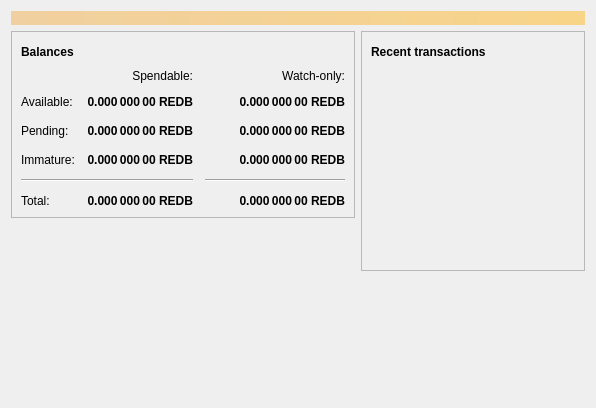
Before: the Qt Designer form src/qt/forms/overviewpage.ui in redblockdev/RedBlock, drawn with Qt 5.
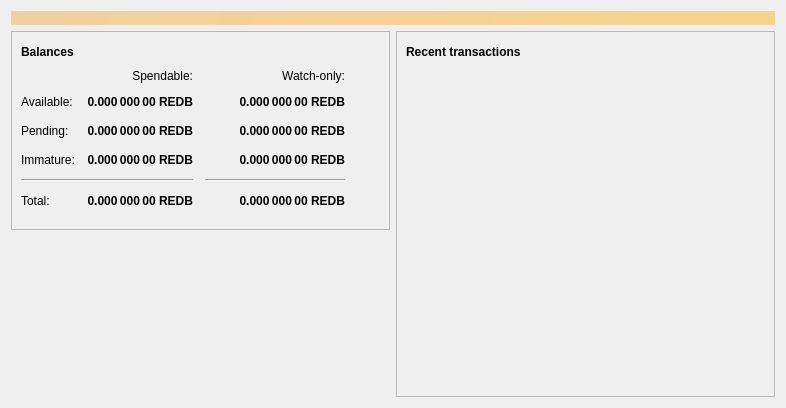
After: the same form once the commit is applied. Icons and pictures are not drawn.

Patch:
```diff
--- a/src/qt/forms/overviewpage.ui
+++ b/src/qt/forms/overviewpage.ui
@@ -6,7 +6,7 @@
    <rect>
     <x>0</x>
     <y>0</y>
-    <width>596</width>
+    <width>786</width>
     <height>408</height>
    </rect>
   </property>
@@ -17,7 +17,7 @@
    <item>
     <widget class="QLabel" name="labelAlerts">
      <property name="visible">
-      <bool>false</bool>
+      <bool>true</bool>
      </property>
      <property name="styleSheet">
       <string notr="true">QLabel { background-color: qlineargradient(x1: 0, y1: 0, x2: 1, y2: 0, stop:0 #F0D0A0, stop:1 #F8D488); color:#000000; }</string>
@@ -394,6 +394,22 @@
             </item>
            </layout>
           </item>
+          <item>
+           <spacer name="verticalSpacer">
+            <property name="orientation">
+             <enum>Qt::Vertical</enum>
+            </property>
+            <property name="sizeType">
+             <enum>QSizePolicy::Preferred</enum>
+            </property>
+            <property name="sizeHint" stdset="0">
+             <size>
+              <width>20</width>
+              <height>12</height>
+             </size>
+            </property>
+           </spacer>
+          </item>
          </layout>
         </widget>
        </item>
@@ -410,6 +426,22 @@
          </property>
         </widget>
        </item>
+       <item>
+        <spacer name="verticalSpacer_3">
+         <property name="orientation">
+          <enum>Qt::Vertical</enum>
+         </property>
+         <property name="sizeType">
+          <enum>QSizePolicy::Fixed</enum>
+         </property>
+         <property name="sizeHint" stdset="0">
+          <size>
+           <width>20</width>
+           <height>8</height>
+          </size>
+         </property>
+        </spacer>
+       </item>
       </layout>
      </item>
      <item>
@@ -504,9 +536,6 @@
             </property>
            </widget>
           </item>
-         </layout>
-        </widget>
-       </item>
        <item>
         <spacer name="verticalSpacer_2">
          <property name="orientation">
@@ -519,6 +548,9 @@
           </size>
          </property>
         </spacer>
+          </item>
+         </layout>
+        </widget>
        </item>
       </layout>
      </item>
```
Lines whose indentation alone changed are shown as unchanged.
